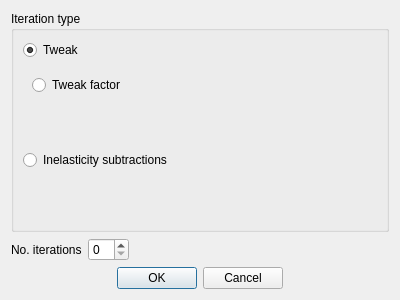
This is src/gui/widgets/ui_files/iterationDialog.ui in disorderedmaterials/GudPy as Qt 5 draws it before an edit. The edited form follows.
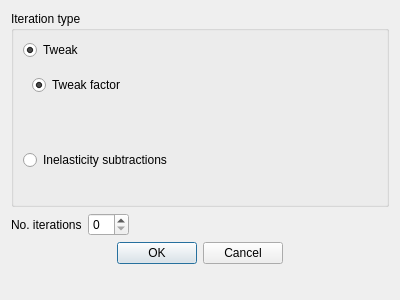
This is the edited form.

Commit message: feat: completed minimal iteration dialog.

```diff
--- a/src/gui/widgets/ui_files/iterationDialog.ui
+++ b/src/gui/widgets/ui_files/iterationDialog.ui
@@ -68,6 +68,9 @@
            <property name="text">
             <string>Tweak factor</string>
            </property>
+           <property name="checked">
+            <bool>true</bool>
+           </property>
           </widget>
          </item>
          <item>
@@ -158,6 +161,19 @@
      </property>
     </widget>
    </item>
+   <item>
+    <spacer name="verticalSpacer_3">
+     <property name="orientation">
+      <enum>Qt::Vertical</enum>
+     </property>
+     <property name="sizeHint" stdset="0">
+      <size>
+       <width>20</width>
+       <height>40</height>
+      </size>
+     </property>
+    </spacer>
+   </item>
   </layout>
  </widget>
  <resources/>
```
The commit also changes 1 other file.
